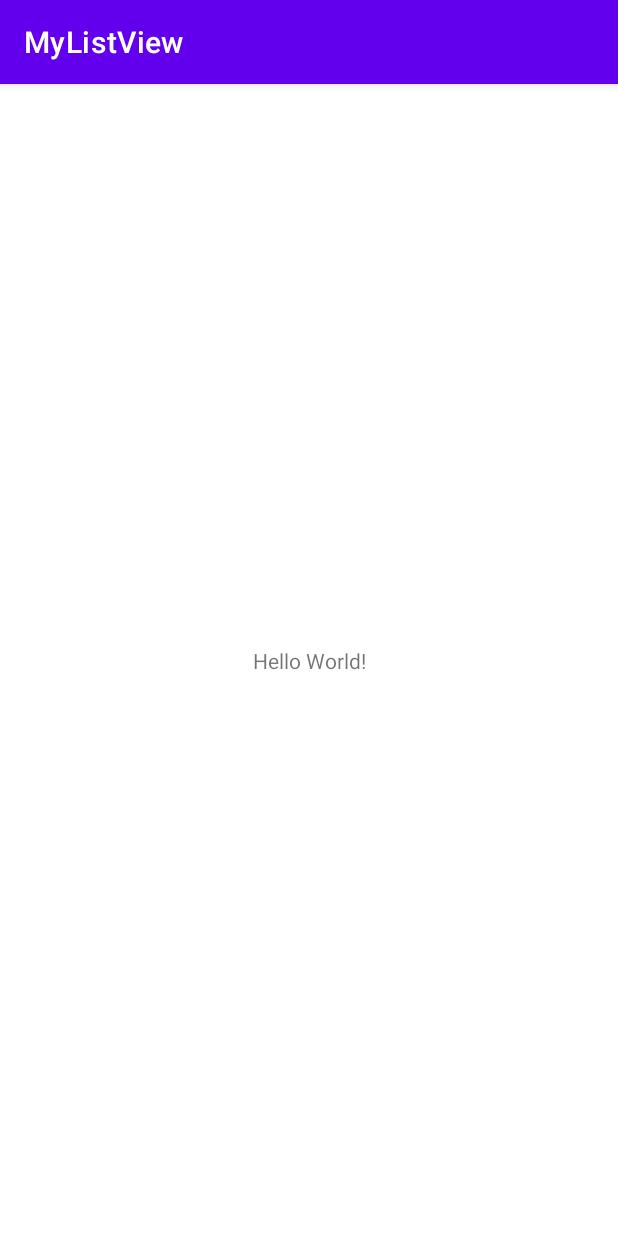
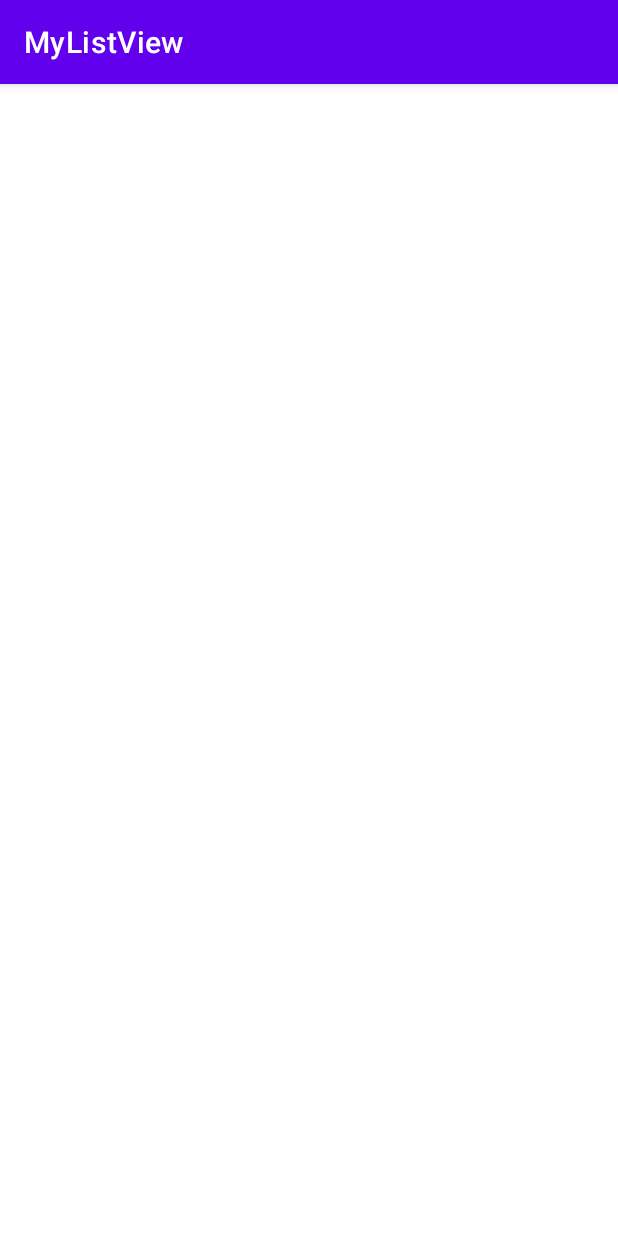
Before and after one commit to S-EJIN/MyListView, an Android app: the screen it shows after launch (MainActivity), on a phone screen of 412 x 824 dp. Run offline under Robolectric (Android 15) with nearby library versions, the phone set to English and light mode, and no system bars.

Commit message:
20220709 start

```diff
--- a/app/build.gradle
+++ b/app/build.gradle
@@ -1,6 +1,7 @@
 plugins {
     id 'com.android.application'
     id 'org.jetbrains.kotlin.android'
+    id 'org.jetbrains.kotlin.android.extensions'
 }
 
 android {
--- a/app/src/main/res/layout/activity_main.xml
+++ b/app/src/main/res/layout/activity_main.xml
@@ -1,18 +1,10 @@
 <?xml version="1.0" encoding="utf-8"?>
-<androidx.constraintlayout.widget.ConstraintLayout
+<LinearLayout
     xmlns:android="http://schemas.android.com/apk/res/android"
     xmlns:tools="http://schemas.android.com/tools"
     xmlns:app="http://schemas.android.com/apk/res-auto"
     android:layout_width="match_parent"
     android:layout_height="match_parent"
     tools:context=".MainActivity">
-    <TextView
-      android:layout_width="wrap_content"
-      android:layout_height="wrap_content"
-      android:text="Hello World!"
-      app:layout_constraintBottom_toBottomOf="parent"
-      app:layout_constraintStart_toStartOf="parent"
-      app:layout_constraintEnd_toEndOf="parent"
-      app:layout_constraintTop_toTopOf="parent" />
 
-  </androidx.constraintlayout.widget.ConstraintLayout>
+  </LinearLayout>
```
